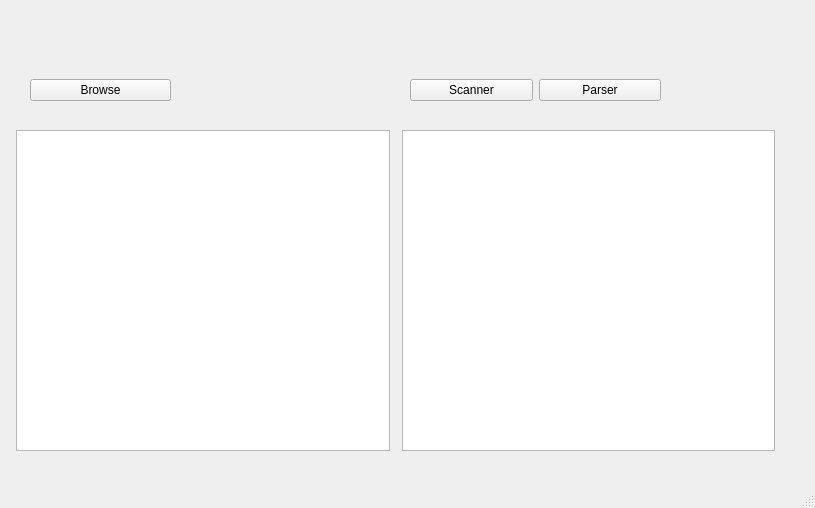
First picture: the form in Compiler_GUI/mainwindow.ui, repository MohdYasser1/Tiny-Compiler, before the edit.
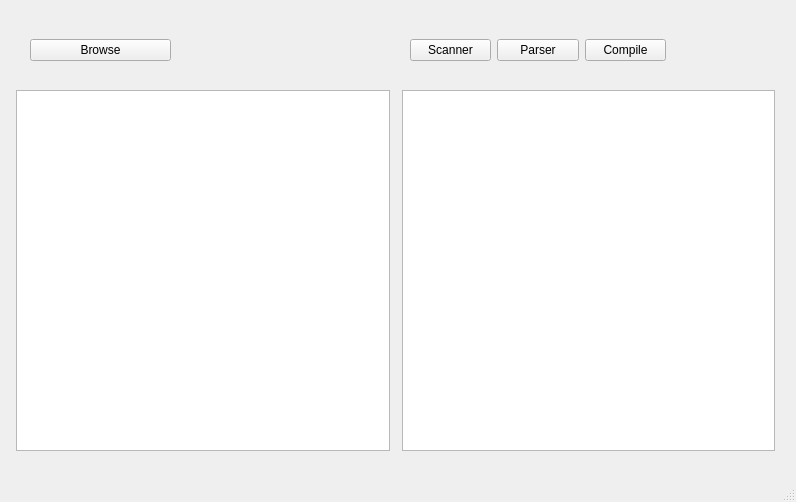
Second picture: the form after the edit.

```diff
--- a/Compiler_GUI/mainwindow.ui
+++ b/Compiler_GUI/mainwindow.ui
@@ -6,8 +6,8 @@
    <rect>
     <x>0</x>
     <y>0</y>
-    <width>815</width>
-    <height>508</height>
+    <width>796</width>
+    <height>502</height>
    </rect>
   </property>
   <property name="sizePolicy">
@@ -24,9 +24,9 @@
     <property name="geometry">
      <rect>
       <x>10</x>
-      <y>130</y>
+      <y>90</y>
       <width>771</width>
-      <height>321</height>
+      <height>361</height>
      </rect>
     </property>
     <layout class="QHBoxLayout" name="horizontalLayout_2">
@@ -72,8 +72,8 @@
     <property name="geometry">
      <rect>
       <x>410</x>
-      <y>60</y>
-      <width>251</width>
+      <y>20</y>
+      <width>256</width>
       <height>61</height>
      </rect>
     </property>
@@ -92,13 +92,20 @@
        </property>
       </widget>
      </item>
+     <item>
+      <widget class="QPushButton" name="CompileButton">
+       <property name="text">
+        <string>Compile</string>
+       </property>
+      </widget>
+     </item>
     </layout>
    </widget>
    <widget class="QWidget" name="horizontalLayoutWidget_3">
     <property name="geometry">
      <rect>
       <x>30</x>
-      <y>60</y>
+      <y>20</y>
       <width>141</width>
       <height>61</height>
      </rect>
```
Left out of the diff: 2 changed lines with no effect on the pictures.
